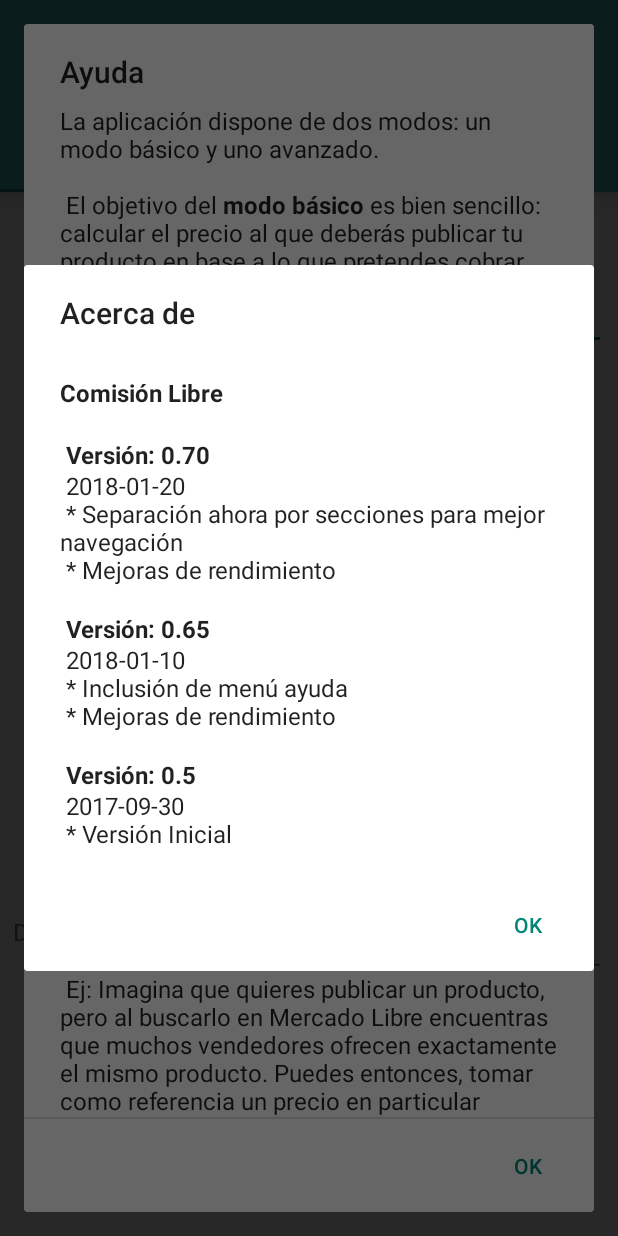
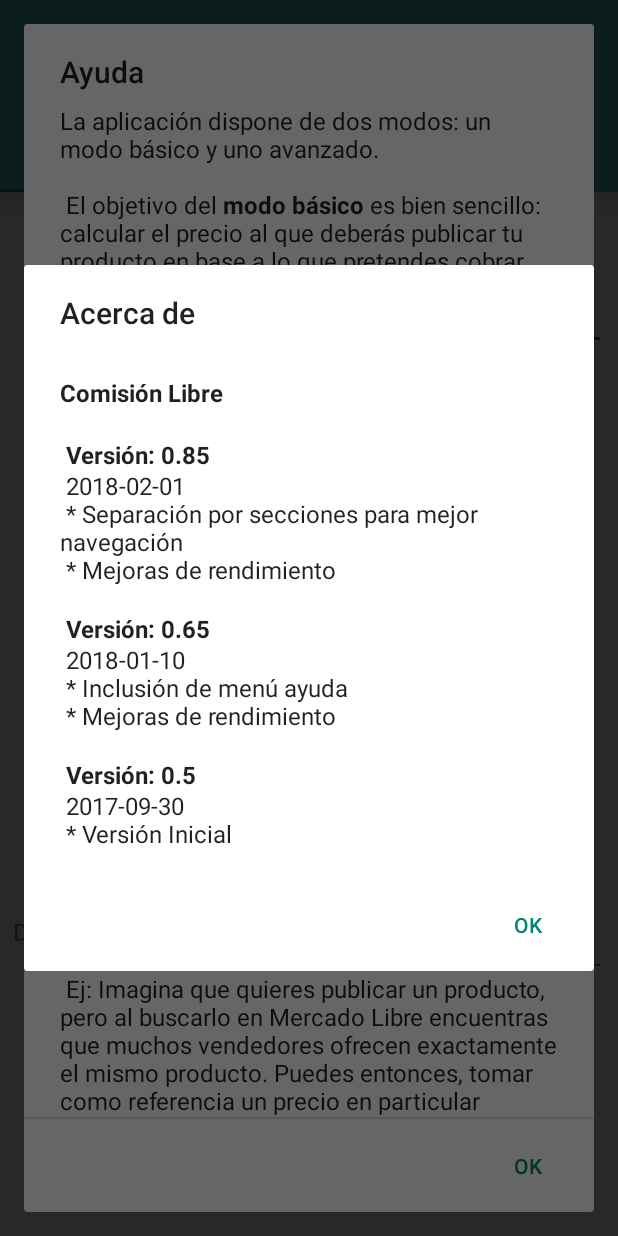
Before and after one commit to BKopellhill/CLW, an Android app: the screen it shows after launch (MainActivity), in the options menu, after a tap on "Acerca de", on a phone screen of 412 x 824 dp. Run offline under Robolectric (Android 15) with nearby library versions, the phone set to English and light mode, and no system bars; libraries missing offline, so code that uses them is left out: com.crashlytics.android, io.fabric.sdk; 1 statement that could not run was skipped.

Commit message:
Commit sobre CLW_Local v0.85 con modificaciones

```diff
--- a/app/build.gradle
+++ b/app/build.gradle
@@ -29,7 +29,7 @@ android {
         minSdkVersion 15
         targetSdkVersion 26
         versionCode 3
-        versionName "0.70"
+        versionName "0.85"
         testInstrumentationRunner "android.support.test.runner.AndroidJUnitRunner"
         vectorDrawables.useSupportLibrary = true
         multiDexEnabled = true
@@ -68,6 +68,7 @@ android {
         }
     }
 
+    /*
     applicationVariants.all { variant ->
         variant.outputs.each { output ->
             def outputFile = output.outputFile
@@ -77,6 +78,13 @@ android {
             }
         }
     }
+    */
+    android.applicationVariants.all { variant ->
+        variant.outputs.all {
+            outputFileName = "${variant.name}-${variant.versionName}.apk"
+        }
+    }
+
 }
 
 dependencies {
--- a/app/src/main/java/com/bkopellhill/gj/comisionlibre/ui/activities/MainActivity.java
+++ b/app/src/main/java/com/bkopellhill/gj/comisionlibre/ui/activities/MainActivity.java
@@ -47,7 +47,7 @@ public class MainActivity extends BaseActivity {
 
         if (Utils.compareVersionNames(PreferenceManager.getDefaultSharedPreferences(this)
                 .getString(AppSettings.PREFERENCE_VERSION,"0.65"),BuildConfig.VERSION_NAME) == -1){
-            logChange();
+            logChange(1);
         }
     }
 
@@ -67,7 +67,7 @@ public class MainActivity extends BaseActivity {
     public boolean onOptionsItemSelected(MenuItem item) {
         switch (item.getItemId()){
             case R.id.action_about:
-                logChange();
+                logChange(2);
                 return true;
             case R.id.action_help:
                 AlertDialog.Builder dialog =new AlertDialog.Builder(this);
@@ -90,10 +90,11 @@ public class MainActivity extends BaseActivity {
         return super.onOptionsItemSelected(item);
     }
 
-    private void logChange(){
+    private void logChange(int orig){
+
         AlertDialog.Builder dialog =new AlertDialog.Builder(this);
-        dialog.setTitle(R.string.menu_about_titulo)
-                .setMessage(R.string.menu_about_contenido)
+        dialog.setTitle( orig == 1? R.string.strchgl_titulo : R.string.menu_about_titulo)
+            .setMessage( orig == 1? R.string.strchgl_contenido : R.string.menu_about_contenido)
             .setCancelable(false)
             .setPositiveButton("Ok", new DialogInterface.OnClickListener() {
                     @Override
--- a/app/src/main/res/values/strings.xml
+++ b/app/src/main/res/values/strings.xml
@@ -44,6 +44,15 @@
     <string name="strRdBtnBajo">más barato</string>
     <string name="strbtnGo2Bas">Ir a modo básico</string>
 
+    <!-- Changelog (unica vez!) -->
+    <string name="strchgl_titulo">"Novedades de la versión"</string>
+    <string name="strchgl_contenido">
+        <b>Versión: 0.85</b>\n
+        2018-02-01\n
+        * Separación por secciones para mejor navegación\n
+        * Mejoras de rendimiento
+    \n\n</string>
+
     <!-- Menu ayuda -->
     <string name="action_exit">Salir</string>
     <string name="action_help">Ayuda</string>
@@ -52,9 +61,9 @@
     <string name="menu_about_titulo">"Acerca de"</string>
     <string name="menu_about_contenido">
         \n<b>Comisión Libre</b>\n\n
-        <b>Versión: 0.70</b>\n
-        2018-01-20\n
-        * Separación ahora por secciones para mejor navegación\n
+        <b>Versión: 0.85</b>\n
+        2018-02-01\n
+        * Separación por secciones para mejor navegación\n
         * Mejoras de rendimiento
     \n\n
         <b>Versión: 0.65</b>\n
```
Lines whose indentation alone changed are shown as unchanged.
